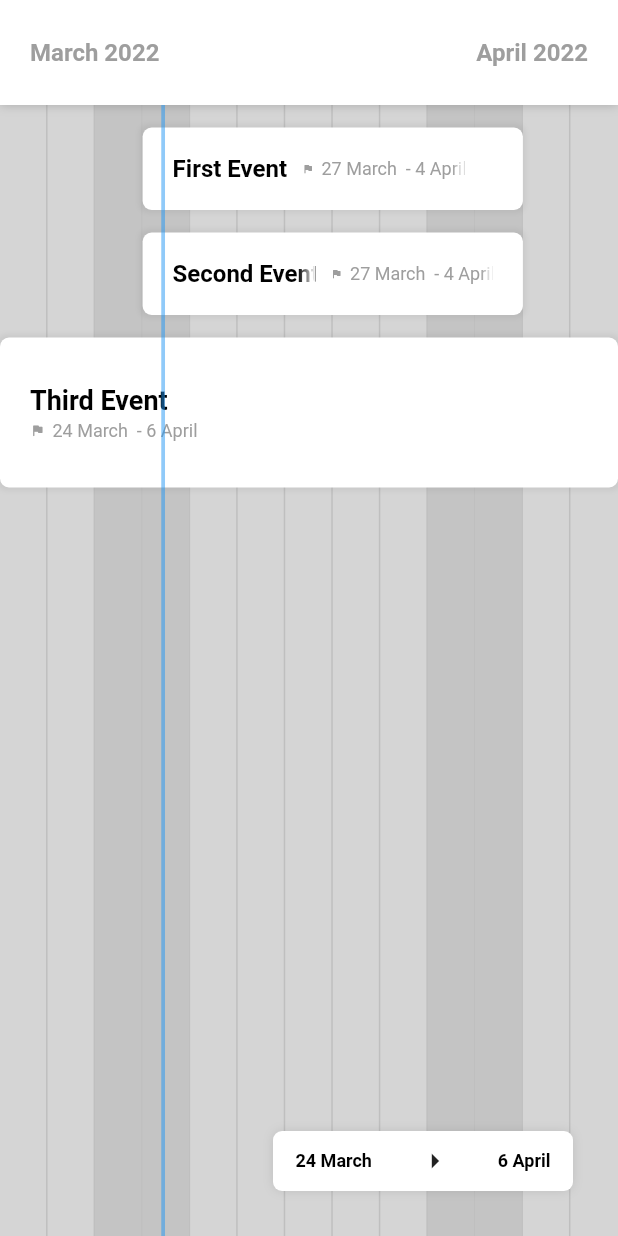
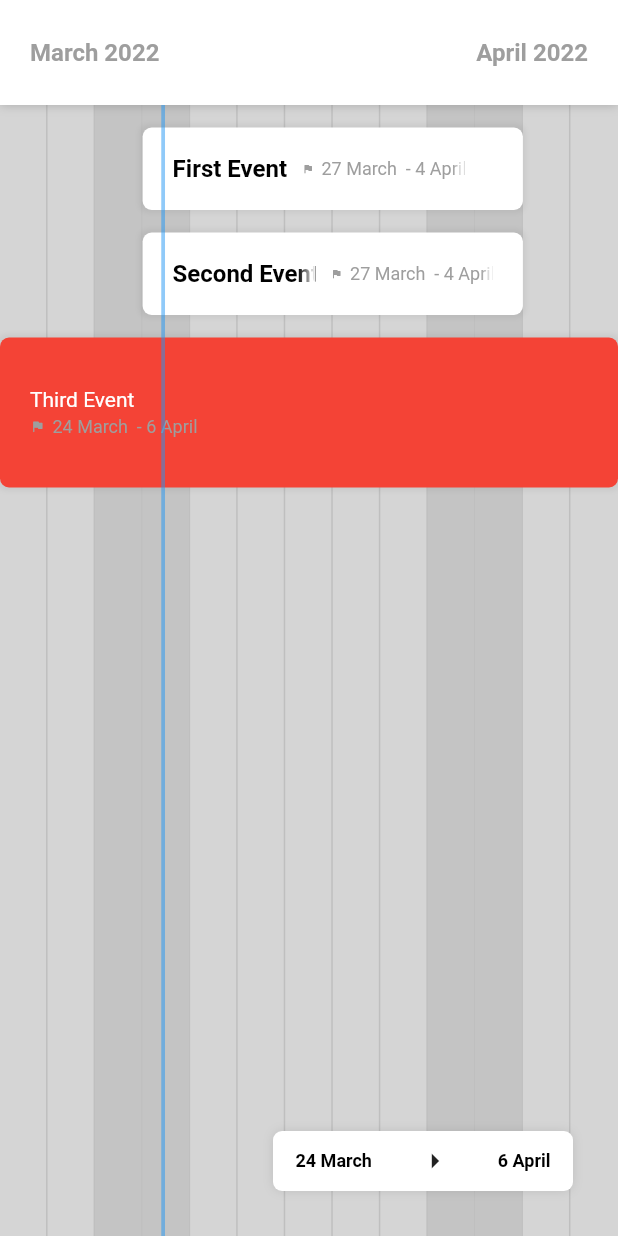
Before and after one commit to karimafas/bar-calendar, a Flutter app: the screen it shows after launch, on a phone screen of 412 x 824 dp. Run offline on Flutter 3.47's test engine with Material 2 defaults, Android fonts, the phone set to English and light mode, and no system bars.

Commit message:
Added customisation options

```diff
--- a/example/lib/main.dart
+++ b/example/lib/main.dart
@@ -36,7 +36,10 @@ class HomePage extends StatelessWidget {
           CalendarEvent(
               title: 'Third Event',
               eventBarSize: EventBarSize.large,
-              color: Colors.white,
+              color: Colors.red,
+              decoration: EventBarDecoration(
+                main: TextStyle(color: Colors.white)
+              ),
               start: DateTime.now().subtract(const Duration(days: 3)),
               end: DateTime.now().add(const Duration(days: 10)))
         ],
--- a/lib/bar_calendar.dart
+++ b/lib/bar_calendar.dart
@@ -24,8 +24,6 @@ TextStyle _display6 = const TextStyle(
 
 const double dayColumnWidth = 60;
 const double headerHeight = 70;
-
-enum EventType { start, end, startEnd, infinite }
 
 enum Months {
   infinity,
@@ -99,20 +97,58 @@ class Month {
 
 /// Defines events to be shown in the bar calendar.
 class CalendarEvent {
+  /// The event title.
   String title;
-  Color color;
 
+  /// Background color for the event bar.
+  Color? color;
+
+  /// The event's start date.
   DateTime start;
+
+  /// The event's end date.
   DateTime end;
 
+  /// The event bar's size (large or small).
   EventBarSize eventBarSize;
+
+  /// Decoration class to access further styling properties for the event bar.
+  EventBarDecoration? decoration;
 
   CalendarEvent(
       {required this.title,
-      required this.color,
+      this.color,
       required this.start,
       required this.end,
+      this.decoration,
       this.eventBarSize = EventBarSize.small});
+}
+
+/// Defines the style of the calendar header.
+class CalendarHeaderDecoration {
+  /// Header background color.
+  Color? backgroundColor;
+
+  /// Day (number) text style.
+  TextStyle? day;
+
+  /// Weekday (letter) text style.
+  TextStyle? weekday;
+
+  /// Month text style, applied when in condensed view.
+  TextStyle? month;
+
+  CalendarHeaderDecoration(
+      {this.backgroundColor, this.day, this.weekday, this.month});
+}
+
+/// Defines the style of a calendar event.
+class EventBarDecoration {
+  TextStyle? main;
+  TextStyle? dates;
+  Icon? icon;
+
+  EventBarDecoration({this.main, this.dates, this.icon});
 }
 
 /// Defines which size event should be displayed in the calendar.
@@ -121,11 +157,15 @@ enum EventBarSize { large, small }
 /// A calendar widget, displaying a number of events in bar format.
 class BarCalendar extends StatefulWidget {
   const BarCalendar(
-      {Key? key, required this.events, this.backgroundColor = Colors.white})
+      {Key? key,
+      required this.events,
+      this.backgroundColor = Colors.white,
+      this.headerDecoration})
       : super(key: key);
 
   final List<CalendarEvent> events;
   final Color backgroundColor;
+  final CalendarHeaderDecoration? headerDecoration;
 
   @override
   State<BarCalendar> createState() => _BarCalendarState();
@@ -205,12 +245,22 @@ class _BarCalendarState extends State<BarCalendar> {
                   ...widget.events
                       .map((e) => e.eventBarSize == EventBarSize.large
                           ? EventBarLarge(
-                              event: e, minDate: minDate, maxDate: maxDate)
+                              event: e,
+                              minDate: minDate,
+                              maxDate: maxDate,
+                              decoration: e.decoration)
                           : EventBarSmall(
-                              event: e, minDate: minDate, maxDate: maxDate))
+                              event: e,
+                              minDate: minDate,
+                              maxDate: maxDate,
+                              decoration: e.decoration))
                       .toList(),
                 ]),
-            Header(daysBetween: days, minDate: minDate, maxDate: maxDate),
+            Header(
+                daysBetween: days,
+                minDate: minDate,
+                maxDate: maxDate,
+                decoration: widget.headerDecoration),
             CurrentDayIndicator(
                 days: days, headerWidth: headerWidth, totalDays: totalDays),
             Positioned(
@@ -367,12 +417,14 @@ class Header extends StatelessWidget {
       {Key? key,
       required this.daysBetween,
       required this.minDate,
-      required this.maxDate})
+      required this.maxDate,
+      this.decoration})
       : super(key: key);
 
   final List<DateTime> daysBetween;
   final DateTime minDate;
   final DateTime maxDate;
+  final CalendarHeaderDecoration? decoration;
 
   @override
   Widget build(BuildContext context) {
@@ -400,9 +452,11 @@ class Header extends StatelessWidget {
       return Container(
           margin: const EdgeInsets.only(bottom: 30),
           height: headerHeight,
-          decoration: BoxDecoration(color: Colors.white, boxShadow: [
-            BoxShadow(blurRadius: 5, color: Colors.black.withOpacity(.2))
-          ]),
+          decoration: BoxDecoration(
+              color: decoration?.backgroundColor ?? Colors.white,
+              boxShadow: [
+                BoxShadow(blurRadius: 5, color: Colors.black.withOpacity(.2))
+              ]),
           child: headerType == HeaderType.full
               ? Row(
                   mainAxisAlignment: MainAxisAlignment.spaceBetween,
@@ -426,7 +480,7 @@ class Header extends StatelessWidget {
                                                 .format(d)
                                                 .toUpperCase()
                                             : '',
-                                        style: _display5),
+                                        style: decoration?.month ?? _display5),
                                     const SizedBox(height: 2),
                                     Row(
                                       mainAxisAlignment:
@@ -436,10 +490,11 @@ class Header extends StatelessWidget {
                                             dayFormatter
                                                 .format(d)
                                                 .substring(0, 1),
-                                            style: _display4,
+                                            style: decoration?.weekday ??
+                                                _display4,
                                             textAlign: TextAlign.start),
                                         Text(dateFormatter.format(d),
-                                            style: _display2,
+                                            style: decoration?.day ?? _display2,
                                             textAlign: TextAlign.start),
                                       ],
                                     ),
@@ -474,12 +529,14 @@ class EventBarLarge extends StatelessWidget {
       {Key? key,
       required this.event,
       required this.minDate,
-      required this.maxDate})
+      required this.maxDate,
+      this.decoration})
       : super(key: key);
 
   final CalendarEvent event;
   final DateTime minDate;
   final DateTime maxDate;
+  final EventBarDecoration? decoration;
 
   @override
   Widget build(BuildContext context) {
@@ -493,7 +550,7 @@ class EventBarLarge extends StatelessWidget {
               height: 100,
               margin: const EdgeInsets.only(bottom: 15),
               decoration: BoxDecoration(
-                  color: event.color,
+                  color: event.color ?? Colors.white,
                   borderRadius: BorderRadius.circular(6),
                   boxShadow: [
                     BoxShadow(
@@ -511,7 +568,7 @@ class EventBarLarge extends StatelessWidget {
                       child: SizedBox(
                         child: Text(
                           event.title,
-                          style: _display1,
+                          style: decoration?.main ?? _display1,
                           overflow: TextOverflow.fade,
                           maxLines: 1,
                           softWrap: false,
@@ -521,14 +578,15 @@ class EventBarLarge extends StatelessWidget {
                     const SizedBox(height: 3),
                     Row(
                       children: [
-                        const Icon(Icons.flag_rounded,
-                            color: Colors.grey, size: 10),
+                        decoration?.icon ??
+                            const Icon(Icons.flag_rounded,
+                                color: Colors.grey, size: 10),
                         const SizedBox(width: 5),
                         Flexible(
                           child: SizedBox(
                             child: Text(
                               '${formatter.format(event.start)} ${' - ${formatter.format(event.end)}'}',
-                              style: _display3,
+                              style: decoration?.dates ?? _display3,
                               overflow: TextOverflow.fade,
                               maxLines: 1,
                               softWrap: false,
@@ -552,12 +610,14 @@ class EventBarSmall extends StatelessWidget {
       {Key? key,
       required this.event,
       required this.minDate,
-      required this.maxDate})
+      required this.maxDate,
+      this.decoration})
       : super(key: key);
 
   final CalendarEvent event;
   final DateTime minDate;
   final DateTime maxDate;
+  final EventBarDecoration? decoration;
 
   @override
   Widget build(BuildContext context) {
@@ -571,7 +631,7 @@ class EventBarSmall extends StatelessWidget {
               height: 55,
               margin: const EdgeInsets.only(bottom: 15),
               decoration: BoxDecoration(
-                  color: event.color,
+                  color: event.color ?? Colors.white,
                   borderRadius: BorderRadius.circular(6),
                   boxShadow: [
                     BoxShadow(
@@ -588,7 +648,7 @@ class EventBarSmall extends StatelessWidget {
                       child: SizedBox(
                         child: Text(
                           event.title,
-                          style: _display2,
+                          style: decoration?.main ?? _display2,
                           overflow: TextOverflow.fade,
                           maxLines: 1,
                           softWrap: false,
@@ -596,7 +656,9 @@ class EventBarSmall extends StatelessWidget {
                       ),
                     ),
                     const SizedBox(width: 10),
-                    const Icon(Icons.flag_rounded, color: Colors.grey, size: 8),
+                    decoration?.icon ??
+                        const Icon(Icons.flag_rounded,
+                            color: Colors.grey, size: 8),
                     const SizedBox(width: 5),
                     Flexible(
                       child: SizedBox(
@@ -605,7 +667,7 @@ class EventBarSmall extends StatelessWidget {
                             overflow: TextOverflow.fade,
                             maxLines: 1,
                             softWrap: false,
-                            style: _display3),
+                            style: decoration?.dates ?? _display3),
                       ),
                     )
                   ],
```
